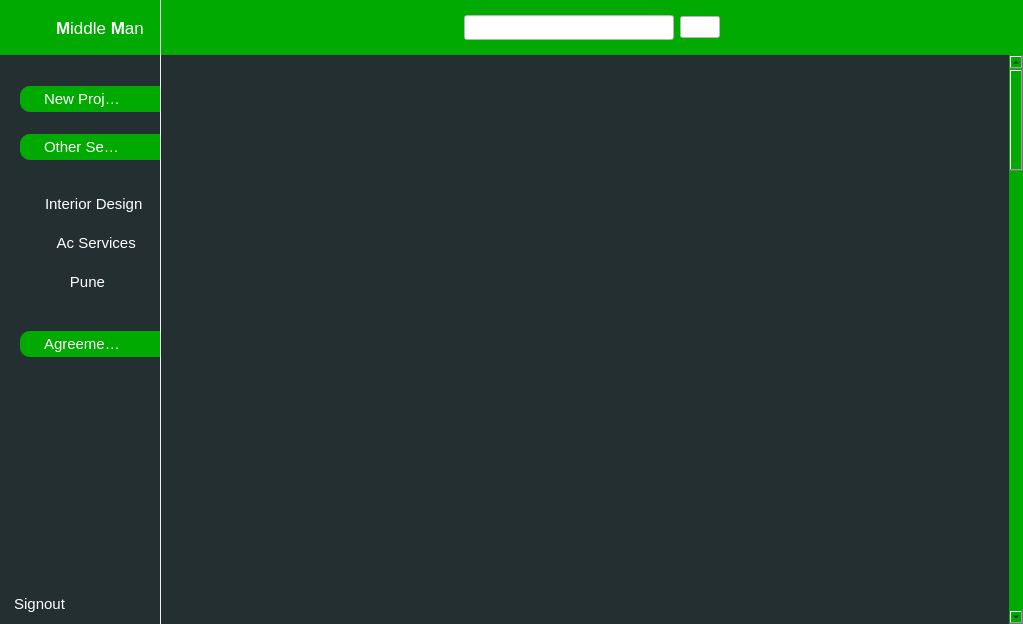
This is MMdashboard.ui in Yadnyesh-More/Software-Development as Qt 5 draws it before an edit. The edited form follows.
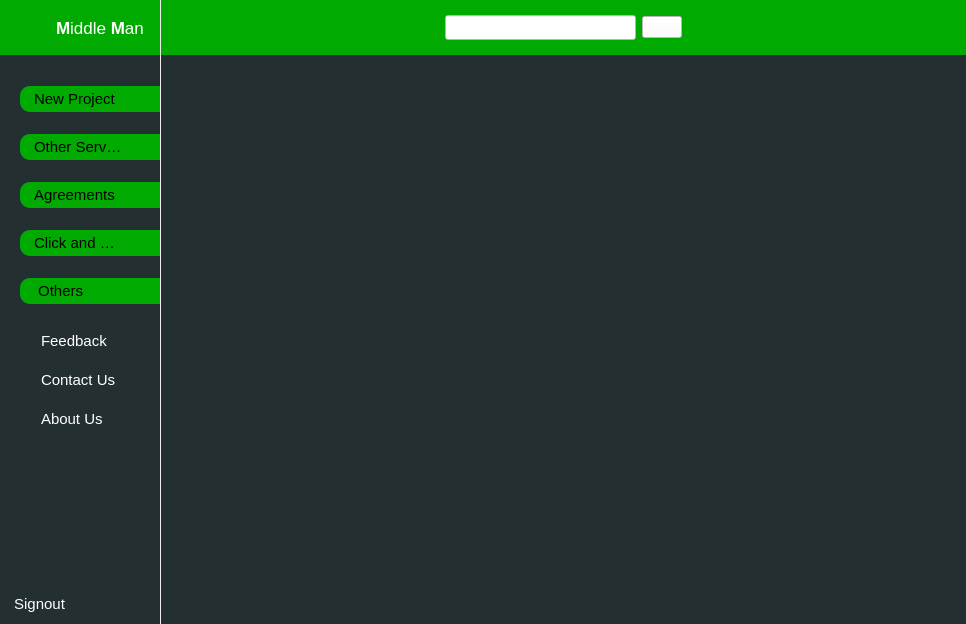
This is the edited form. The open tabs and pages were chosen to show the change. Icons and pictures are not drawn.

The edit to the form file:
```diff
--- a/MMdashboard.ui
+++ b/MMdashboard.ui
@@ -6,7 +6,7 @@
    <rect>
     <x>0</x>
     <y>0</y>
-    <width>1023</width>
+    <width>966</width>
     <height>624</height>
    </rect>
   </property>
@@ -100,7 +100,7 @@
        <property name="styleSheet">
         <string notr="true">background-color: rgb(0, 170, 0);</string>
        </property>
-       <widget class="QWidget" name="">
+       <widget class="QWidget" name="layoutWidget">
         <property name="geometry">
          <rect>
           <x>0</x>
@@ -210,7 +210,7 @@
          <x>20</x>
          <y>86</y>
          <width>140</width>
-         <height>271</height>
+         <height>401</height>
         </rect>
        </property>
        <property name="minimumSize">
@@ -235,7 +235,8 @@
        <property name="styleSheet">
         <string notr="true">QToolBox:tab{
 	background-color:rgb(0, 170, 0);
-padding-left:20px;
+	color: rgb(0, 0, 0);
+padding-left:10px;
 border-top-left-radius:10px;
 border-bottom-left-radius:10px;
 
@@ -416,7 +417,7 @@
           <x>0</x>
           <y>0</y>
           <width>140</width>
-          <height>121</height>
+          <height>151</height>
          </rect>
         </property>
         <attribute name="label">
@@ -425,10 +426,10 @@
         <widget class="QWidget" name="layoutWidget">
          <property name="geometry">
           <rect>
-           <x>0</x>
+           <x>-3</x>
            <y>0</y>
-           <width>160</width>
-           <height>121</height>
+           <width>142</width>
+           <height>161</height>
           </rect>
          </property>
          <layout class="QVBoxLayout" name="verticalLayout_13">
@@ -436,11 +437,54 @@
            <number>0</number>
           </property>
           <property name="leftMargin">
-           <number>15</number>
+           <number>0</number>
           </property>
           <property name="topMargin">
            <number>0</number>
           </property>
+          <item>
+           <widget class="QPushButton" name="Messages_3">
+            <property name="font">
+             <font>
+              <pointsize>11</pointsize>
+             </font>
+            </property>
+            <property name="styleSheet">
+             <string notr="true">
+QPushButton:checked{
+background-color:rgb(30, 81, 40);
+color:white;
+font-weight:bold;
+}
+
+QPushButton:hover{
+background-color:;
+	color: rgb(0, 111, 0);
+color:white;
+font-weight:bold;
+}</string>
+            </property>
+            <property name="text">
+             <string>Plumbing</string>
+            </property>
+            <property name="icon">
+             <iconset>
+              <normaloff>C:/Users/Shivam/Downloads/washing-removebg-preview (1).png</normaloff>C:/Users/Shivam/Downloads/washing-removebg-preview (1).png</iconset>
+            </property>
+            <property name="iconSize">
+             <size>
+              <width>25</width>
+              <height>25</height>
+             </size>
+            </property>
+            <property name="checkable">
+             <bool>true</bool>
+            </property>
+            <property name="autoExclusive">
+             <bool>true</bool>
+            </property>
+           </widget>
+          </item>
           <item>
            <widget class="QPushButton" name="Dashboard_3">
             <property name="font">
@@ -468,8 +512,8 @@
             </property>
             <property name="iconSize">
              <size>
-              <width>0</width>
-              <height>0</height>
+              <width>25</width>
+              <height>25</height>
              </size>
             </property>
             <property name="checkable">
@@ -503,12 +547,16 @@
 }</string>
             </property>
             <property name="text">
-             <string>   Ac Services</string>
+             <string>Ac Services</string>
+            </property>
+            <property name="icon">
+             <iconset>
+              <normaloff>C:/Users/Shivam/Downloads/svg-removebg-preview.png</normaloff>C:/Users/Shivam/Downloads/svg-removebg-preview.png</iconset>
             </property>
             <property name="iconSize">
              <size>
-              <width>0</width>
-              <height>0</height>
+              <width>25</width>
+              <height>25</height>
              </size>
             </property>
             <property name="checkable">
@@ -542,12 +590,16 @@
 }</string>
             </property>
             <property name="text">
-             <string>      Pune</string>
+             <string>Carpentry</string>
+            </property>
+            <property name="icon">
+             <iconset>
+              <normaloff>C:/Users/Shivam/Downloads/construction-removebg-preview.png</normaloff>C:/Users/Shivam/Downloads/construction-removebg-preview.png</iconset>
             </property>
             <property name="iconSize">
              <size>
-              <width>20</width>
-              <height>20</height>
+              <width>25</width>
+              <height>25</height>
              </size>
             </property>
             <property name="checkable">
@@ -701,6 +753,232 @@
             </property>
            </widget>
           </item>
+          <item>
+           <widget class="QFrame" name="frame_3">
+            <property name="minimumSize">
+             <size>
+              <width>0</width>
+              <height>3000</height>
+             </size>
+            </property>
+            <property name="styleSheet">
+             <string notr="true"/>
+            </property>
+           </widget>
+          </item>
+         </layout>
+        </widget>
+       </widget>
+       <widget class="QWidget" name="page_4">
+        <attribute name="icon">
+         <iconset>
+          <normaloff>C:/Users/Shivam/Downloads/money-removebg-preview.png</normaloff>C:/Users/Shivam/Downloads/money-removebg-preview.png</iconset>
+        </attribute>
+        <attribute name="label">
+         <string>Click and Earn</string>
+        </attribute>
+        <widget class="QPushButton" name="Dashboard_6">
+         <property name="geometry">
+          <rect>
+           <x>10</x>
+           <y>0</y>
+           <width>141</width>
+           <height>33</height>
+          </rect>
+         </property>
+         <property name="font">
+          <font>
+           <pointsize>11</pointsize>
+          </font>
+         </property>
+         <property name="styleSheet">
+          <string notr="true">
+QPushButton:checked{
+background-color:rgb(30, 81, 40);
+color:white;
+font-weight:bold;
+}
+
+QPushButton:hover{
+background-color:;
+	color: rgb(0, 111, 0);
+color:white;
+font-weight:bold;
+}</string>
+         </property>
+         <property name="text">
+          <string>Click Here...</string>
+         </property>
+         <property name="iconSize">
+          <size>
+           <width>25</width>
+           <height>25</height>
+          </size>
+         </property>
+         <property name="checkable">
+          <bool>true</bool>
+         </property>
+         <property name="autoExclusive">
+          <bool>true</bool>
+         </property>
+        </widget>
+       </widget>
+       <widget class="QWidget" name="page_5">
+        <attribute name="icon">
+         <iconset>
+          <normaloff>C:/Users/Shivam/Downloads/smartphone.png</normaloff>C:/Users/Shivam/Downloads/smartphone.png</iconset>
+        </attribute>
+        <attribute name="label">
+         <string> Others</string>
+        </attribute>
+        <widget class="QWidget" name="layoutWidget_3">
+         <property name="geometry">
+          <rect>
+           <x>-4</x>
+           <y>-7</y>
+           <width>160</width>
+           <height>121</height>
+          </rect>
+         </property>
+         <layout class="QVBoxLayout" name="verticalLayout_22">
+          <property name="spacing">
+           <number>0</number>
+          </property>
+          <property name="leftMargin">
+           <number>15</number>
+          </property>
+          <property name="topMargin">
+           <number>0</number>
+          </property>
+          <item>
+           <widget class="QPushButton" name="Dashboard_7">
+            <property name="font">
+             <font>
+              <pointsize>11</pointsize>
+             </font>
+            </property>
+            <property name="styleSheet">
+             <string notr="true">
+QPushButton:checked{
+background-color:rgb(30, 81, 40);
+color:white;
+font-weight:bold;
+}
+
+QPushButton:hover{
+background-color:;
+	color: rgb(0, 111, 0);
+color:white;
+font-weight:bold;
+}</string>
+            </property>
+            <property name="text">
+             <string>Feedback</string>
+            </property>
+            <property name="icon">
+             <iconset>
+              <normaloff>C:/Users/Shivam/Downloads/rating-removebg-preview.png</normaloff>C:/Users/Shivam/Downloads/rating-removebg-preview.png</iconset>
+            </property>
+            <property name="iconSize">
+             <size>
+              <width>25</width>
+              <height>25</height>
+             </size>
+            </property>
+            <property name="checkable">
+             <bool>true</bool>
+            </property>
+            <property name="autoExclusive">
+             <bool>true</bool>
+            </property>
+           </widget>
+          </item>
+          <item>
+           <widget class="QPushButton" name="Profile_5">
+            <property name="font">
+             <font>
+              <pointsize>11</pointsize>
+             </font>
+            </property>
+            <property name="styleSheet">
+             <string notr="true">
+QPushButton:checked{
+background-color:rgb(30, 81, 40);
+color:white;
+font-weight:bold;
+}
+
+QPushButton:hover{
+background-color:;
+	color: rgb(0, 111, 0);
+color:white;
+font-weight:bold;
+}</string>
+            </property>
+            <property name="text">
+             <string>Contact Us</string>
+            </property>
+            <property name="icon">
+             <iconset>
+              <normaloff>C:/Users/Shivam/Downloads/phone.png</normaloff>C:/Users/Shivam/Downloads/phone.png</iconset>
+            </property>
+            <property name="iconSize">
+             <size>
+              <width>30</width>
+              <height>30</height>
+             </size>
+            </property>
+            <property name="checkable">
+             <bool>true</bool>
+            </property>
+            <property name="autoExclusive">
+             <bool>true</bool>
+            </property>
+           </widget>
+          </item>
+          <item>
+           <widget class="QPushButton" name="Messages_5">
+            <property name="font">
+             <font>
+              <pointsize>11</pointsize>
+             </font>
+            </property>
+            <property name="styleSheet">
+             <string notr="true">
+QPushButton:checked{
+background-color:rgb(30, 81, 40);
+color:white;
+font-weight:bold;
+}
+
+QPushButton:hover{
+background-color:;
+	color: rgb(0, 111, 0);
+color:white;
+font-weight:bold;
+}</string>
+            </property>
+            <property name="text">
+             <string>About Us</string>
+            </property>
+            <property name="icon">
+             <iconset>
+              <normaloff>C:/Users/Shivam/Downloads/round.png</normaloff>C:/Users/Shivam/Downloads/round.png</iconset>
+            </property>
+            <property name="iconSize">
+             <size>
+              <width>25</width>
+              <height>25</height>
+             </size>
+            </property>
+            <property name="checkable">
+             <bool>true</bool>
+            </property>
+            <property name="autoExclusive">
+             <bool>true</bool>
+            </property>
+           </widget>
+          </item>
          </layout>
         </widget>
        </widget>
@@ -1250,8 +1528,8 @@
                   <rect>
                    <x>0</x>
                    <y>0</y>
-                   <width>845</width>
-                   <height>3000</height>
+                   <width>805</width>
+                   <height>569</height>
                   </rect>
                  </property>
                  <layout class="QVBoxLayout" name="verticalLayout_11">
@@ -1270,19 +1548,6 @@
                   <property name="bottomMargin">
                    <number>0</number>
                   </property>
-                  <item>
-                   <widget class="QFrame" name="frame_3">
-                    <property name="minimumSize">
-                     <size>
-                      <width>0</width>
-                      <height>3000</height>
-                     </size>
-                    </property>
-                    <property name="styleSheet">
-                     <string notr="true"/>
-                    </property>
-                   </widget>
-                  </item>
                  </layout>
                 </widget>
                </widget>
```
Left out of the diff: 74 changed lines with no effect on the pictures.
